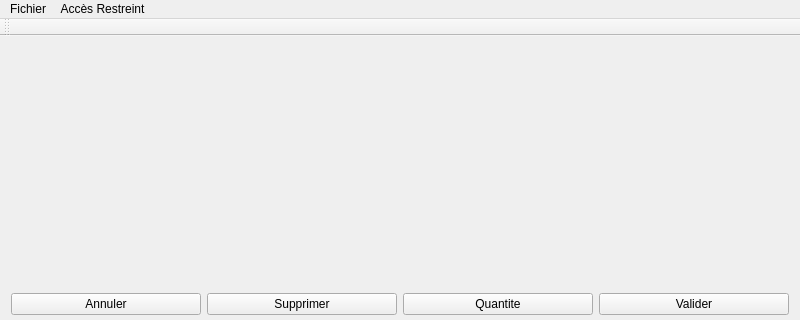
First picture: the form in mainwindow.ui, repository Yt-trium/HgPOS_OLD, before the edit; both pictures show x 0 to 800 and y 0 to 320 of the 800 by 600 pixel window.
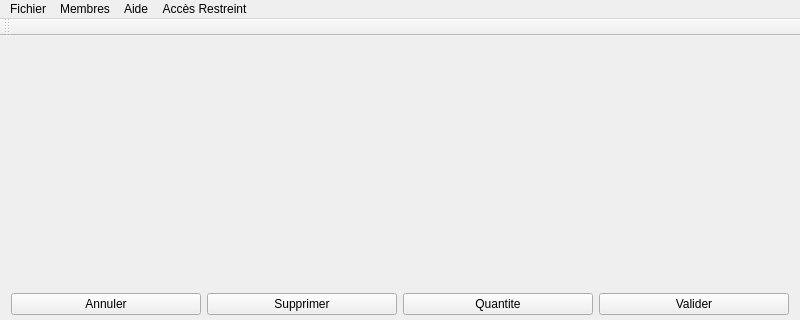
Second picture: the form after the edit. Icons and pictures are not drawn.

Commit message: Ajout a propos

What changed in the file:
```diff
--- a/mainwindow.ui
+++ b/mainwindow.ui
@@ -113,7 +113,22 @@
     <addaction name="actionAccesCaisse"/>
     <addaction name="actionAccesStock"/>
    </widget>
+   <widget class="QMenu" name="menuAide">
+    <property name="title">
+     <string>Aide</string>
+    </property>
+    <addaction name="actionA_propos"/>
+   </widget>
+   <widget class="QMenu" name="menuMembres">
+    <property name="title">
+     <string>Membres</string>
+    </property>
+    <addaction name="actionAjouter"/>
+    <addaction name="actionRecherche"/>
+   </widget>
    <addaction name="menuFichier"/>
+   <addaction name="menuMembres"/>
+   <addaction name="menuAide"/>
    <addaction name="menuAcc_s_Restreint"/>
   </widget>
   <widget class="QToolBar" name="mainToolBar">
```
Left out of the diff: 20 changed lines with no effect on the pictures. The commit also changes 2 other files.
